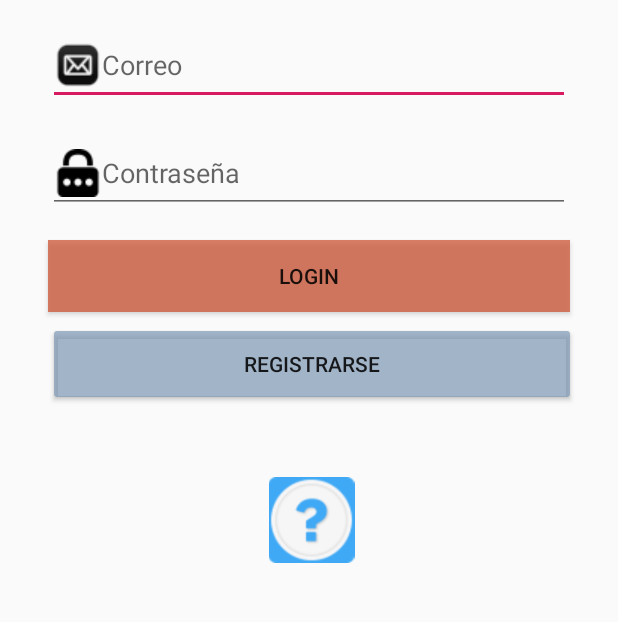
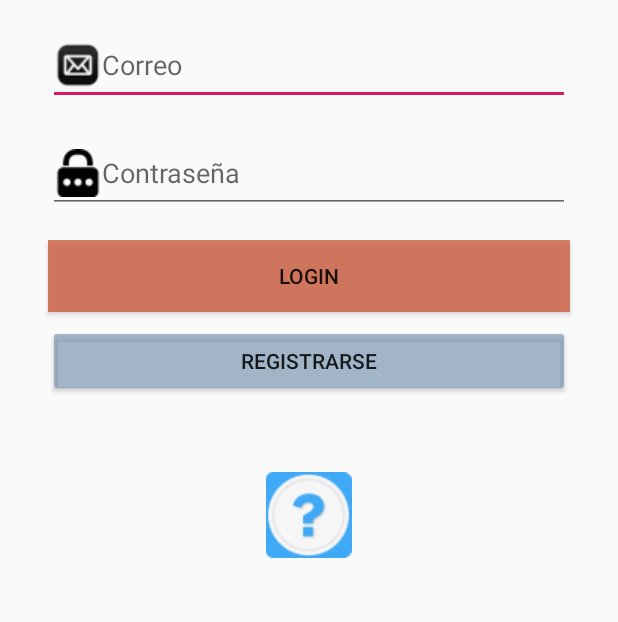
Before and after one commit to dicdadi/ApparcameProyecto, an Android app: the screen it shows after launch (MainActivity), on a phone screen of 412 x 824 dp, the part 567-1189 px from its top. Run offline under Robolectric (Android 15) with nearby library versions, the phone set to English and light mode, and no system bars; our stand-ins replace Volley.

Commit message:
Dejando """bonito"""

```diff
--- a/app/src/main/res/layout/activity_main.xml
+++ b/app/src/main/res/layout/activity_main.xml
@@ -76,19 +76,18 @@
 
     <Button
         android:id="@+id/registrarseBoton"
-        android:layout_width="352dp"
-        android:layout_height="56dp"
+        android:layout_width="match_parent"
+        android:layout_height="wrap_content"
         android:layout_marginStart="32dp"
         android:layout_marginEnd="32dp"
         android:backgroundTint="#B47F98B3"
         android:onClick="onRegistrarseLoginAction"
         android:text="@string/registrarse"
         app:layout_constraintBottom_toBottomOf="parent"
-        app:layout_constraintEnd_toEndOf="parent"
-        app:layout_constraintHorizontal_bias="0.0"
-        app:layout_constraintStart_toStartOf="parent"
-        app:layout_constraintTop_toTopOf="parent"
-        app:layout_constraintVertical_bias="0.754" />
+        app:layout_constraintEnd_toEndOf="@+id/loginBoton"
+        app:layout_constraintStart_toStartOf="@+id/loginBoton"
+        app:layout_constraintTop_toBottomOf="@+id/loginBoton"
+        app:layout_constraintVertical_bias="0.044" />
 
     <ImageView
         android:id="@+id/imageView4"
```
Also changed, not shown: app/src/main/res/layout/activity_menu_principal.xml (+6 -1 lines).
